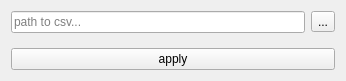
Before: the Qt Designer form resources/design/ui/modules/save.ui in jeaunrg/PyQTapp_template, drawn with Qt 5.
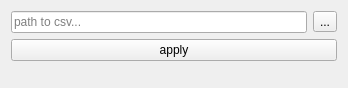
After: the same form once the commit is applied.

Patch:
```diff
--- a/resources/design/ui/modules/save.ui
+++ b/resources/design/ui/modules/save.ui
@@ -6,8 +6,8 @@
    <rect>
     <x>0</x>
     <y>0</y>
-    <width>346</width>
-    <height>81</height>
+    <width>348</width>
+    <height>88</height>
    </rect>
   </property>
   <property name="windowTitle">
@@ -57,6 +57,19 @@
      </property>
     </widget>
    </item>
+   <item>
+    <spacer name="verticalSpacer">
+     <property name="orientation">
+      <enum>Qt::Vertical</enum>
+     </property>
+     <property name="sizeHint" stdset="0">
+      <size>
+       <width>20</width>
+       <height>40</height>
+      </size>
+     </property>
+    </spacer>
+   </item>
   </layout>
  </widget>
  <resources/>
```
